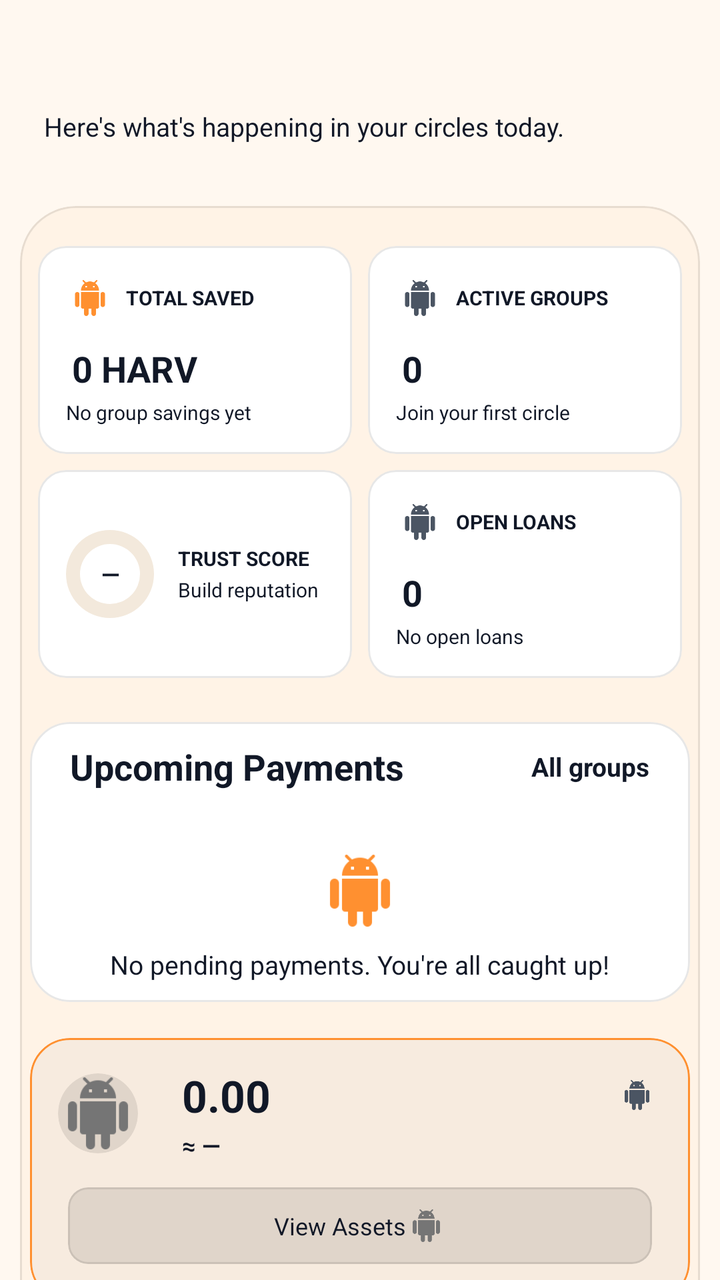
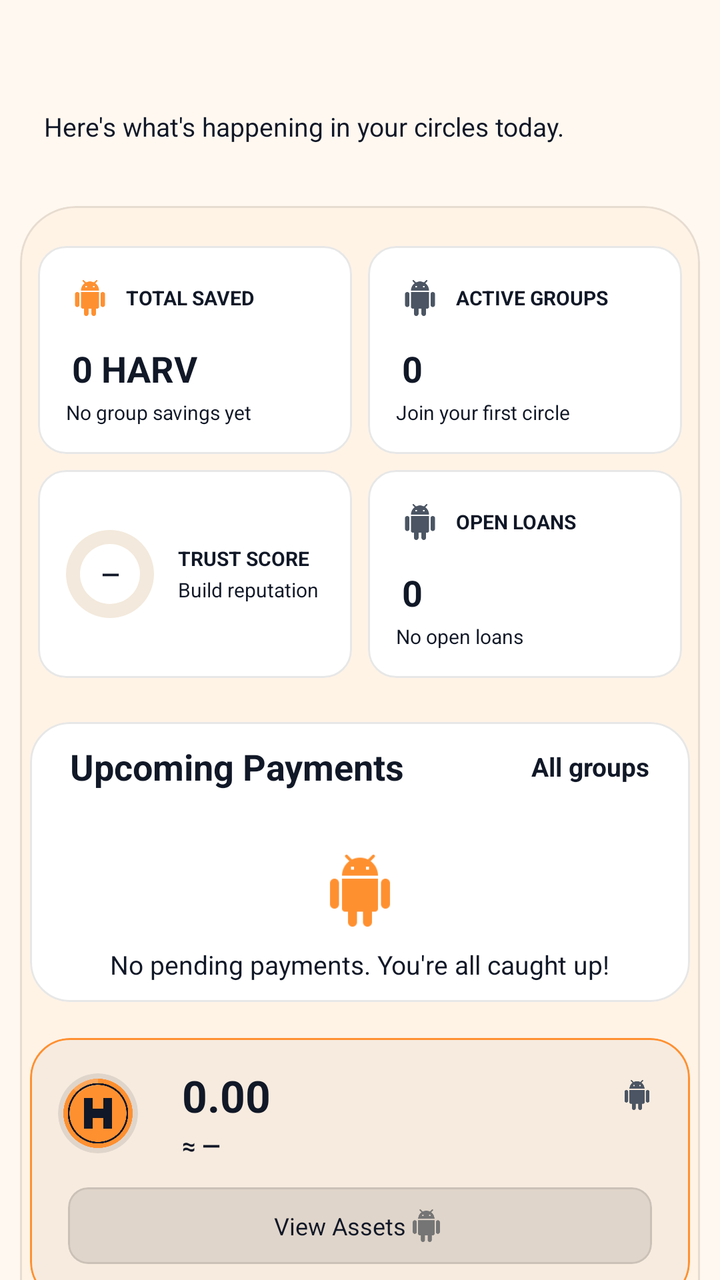

An Android layout rendered at two revisions. The XML below is the earlier revision; the diff shows what the commit changed to produce the second picture.
<!-- AndroidManifest.xml: application theme AppTheme -->
<!-- res/layout/home_fragment.xml -->
<LinearLayout
	xmlns:android="http://schemas.android.com/apk/res/android"
	xmlns:app="http://schemas.android.com/apk/res-auto"
	xmlns:tools="http://schemas.android.com/tools"
	android:layout_width="match_parent"
	android:layout_height="match_parent"
	android:orientation="vertical"
	android:background="@android:color/transparent"
	android:id="@+id/_main">
	<androidx.core.widget.NestedScrollView
		android:id="@+id/vscroll1"
		android:layout_width="match_parent"
		android:layout_height="match_parent"
		android:background="@android:color/transparent"
		android:fillViewport="true"
		android:overScrollMode="never">
		<LinearLayout
			android:id="@+id/linear2"
			android:layout_width="match_parent"
			android:layout_height="wrap_content"
			android:orientation="vertical">
			<LinearLayout
				android:id="@+id/linear194"
				android:layout_width="match_parent"
				android:layout_height="wrap_content"
				android:paddingLeft="22dp"
				android:paddingTop="18dp"
				android:paddingRight="22dp"
				android:paddingBottom="16dp"
				android:gravity="center_vertical"
				android:orientation="horizontal">
				<LinearLayout
					android:id="@+id/linear36"
					android:layout_width="0dp"
					android:layout_height="wrap_content"
					android:orientation="vertical"
					android:layout_weight="1">
					<TextView
						android:id="@+id/textview3"
						android:layout_width="match_parent"
						android:layout_height="wrap_content"
						android:textSize="24sp"
						android:textStyle="bold" />
					<TextView
						android:id="@+id/textview4"
						android:layout_width="match_parent"
						android:layout_height="wrap_content"
						android:layout_marginTop="4dp"
						android:text="Here's what's happening in your circles today."
						android:textSize="13sp" />
				</LinearLayout>
				<TextView
					android:id="@+id/textview2"
					android:layout_width="wrap_content"
					android:layout_height="wrap_content"
					android:textSize="12sp"
					android:textStyle="bold"
					android:gravity="end" />
			</LinearLayout>
			<com.google.android.material.card.MaterialCardView
				android:id="@+id/cardview28"
				android:layout_width="match_parent"
				android:layout_height="match_parent"
				android:layout_marginLeft="10dp"
				android:layout_marginTop="15dp"
				android:layout_marginRight="10dp"
				android:layout_marginBottom="10dp"
				app:cardBackgroundColor="@color/colorSurfaceAlt"
				app:cardCornerRadius="28dp"
				app:cardElevation="0dp"
				app:strokeWidth="1dp"
				app:strokeColor="@color/whiteFaint10">
				<LinearLayout
					android:id="@+id/linear217"
					android:layout_width="match_parent"
					android:layout_height="match_parent"
					android:paddingLeft="5dp"
					android:paddingTop="16dp"
					android:paddingRight="5dp"
					android:paddingBottom="5dp"
					android:gravity="bottom"
					android:orientation="vertical">
					<LinearLayout
						android:id="@+id/linear200"
						android:layout_width="0dp"
						android:layout_height="0dp"
						android:visibility="gone" />
					<LinearLayout
						android:id="@+id/layout_metric_grid"
						android:layout_width="match_parent"
						android:layout_height="wrap_content"
						android:orientation="vertical">
						<LinearLayout
							android:id="@+id/linear37"
							android:layout_width="match_parent"
							android:layout_height="wrap_content"
							android:orientation="horizontal">
							<com.google.android.material.card.MaterialCardView
								android:id="@+id/card_total_saved"
								android:layout_width="0dp"
								android:layout_height="wrap_content"
								android:layout_margin="4dp"
								app:cardBackgroundColor="@color/colorSurface"
								android:layout_weight="1"
								app:cardCornerRadius="14dp"
								app:cardElevation="0dp"
								app:strokeWidth="1dp"
								app:strokeColor="@color/whiteFaint10">
								<LinearLayout
									android:id="@+id/linear198"
									android:layout_width="match_parent"
									android:layout_height="wrap_content"
									android:padding="14dp"
									android:orientation="vertical">
									<LinearLayout
										android:id="@+id/linear38"
										android:layout_width="match_parent"
										android:layout_height="wrap_content"
										android:gravity="center_vertical"
										android:orientation="horizontal">
										<ImageView
											android:id="@+id/imageview58"
											android:layout_width="24dp"
											android:layout_height="24dp"
											android:padding="3dp"
											android:src="@drawable/default_image"
											android:scaleType="centerInside"
											app:tint="@color/colorAccent" />
										<TextView
											android:id="@+id/textview205"
											android:layout_width="wrap_content"
											android:layout_height="wrap_content"
											android:text="TOTAL SAVED"
											android:textSize="10sp"
											android:textStyle="bold"
											android:layout_marginStart="6dp" />
									</LinearLayout>
									<LinearLayout
										android:id="@+id/linear219"
										android:layout_width="match_parent"
										android:layout_height="wrap_content"
										android:layout_marginTop="8dp"
										android:orientation="vertical">
										<TextView
											android:id="@+id/text_val_saved"
											android:layout_width="match_parent"
											android:layout_height="wrap_content"
											android:padding="3dp"
											android:text="0 HARV"
											android:textSize="18sp"
											android:textStyle="bold"
											android:singleLine="true" />
										<TextView
											android:id="@+id/text_sub_saved"
											android:layout_width="match_parent"
											android:layout_height="wrap_content"
											android:text="No group savings yet"
											android:textSize="10sp" />
									</LinearLayout>
								</LinearLayout>
							</com.google.android.material.card.MaterialCardView>
							<com.google.android.material.card.MaterialCardView
								android:id="@+id/card_active_groups"
								android:layout_width="0dp"
								android:layout_height="match_parent"
								android:layout_margin="4dp"
								app:cardBackgroundColor="@color/colorSurface"
								android:layout_weight="1"
								app:cardCornerRadius="14dp"
								app:cardElevation="0dp"
								app:strokeWidth="1dp"
								app:strokeColor="@color/whiteFaint10">
								<LinearLayout
									android:id="@+id/linear196"
									android:layout_width="match_parent"
									android:layout_height="match_parent"
									android:padding="14dp"
									android:orientation="vertical">
									<LinearLayout
										android:id="@+id/linear39"
										android:layout_width="match_parent"
										android:layout_height="wrap_content"
										android:gravity="center_vertical"
										android:orientation="horizontal">
										<ImageView
											android:id="@+id/imageview57"
											android:layout_width="24dp"
											android:layout_height="24dp"
											android:padding="3dp"
											android:src="@drawable/default_image"
											android:scaleType="centerInside"
											app:tint="@color/colorTextSecondary" />
										<TextView
											android:id="@+id/textview204"
											android:layout_width="wrap_content"
											android:layout_height="wrap_content"
											android:text="ACTIVE GROUPS"
											android:textSize="10sp"
											android:textStyle="bold"
											android:layout_marginStart="6dp" />
									</LinearLayout>
									<LinearLayout
										android:id="@+id/linear218"
										android:layout_width="match_parent"
										android:layout_height="wrap_content"
										android:layout_marginTop="8dp"
										android:orientation="vertical">
										<TextView
											android:id="@+id/text_val_groups"
											android:layout_width="match_parent"
											android:layout_height="wrap_content"
											android:padding="3dp"
											android:text="0"
											android:textSize="18sp"
											android:textStyle="bold" />
										<TextView
											android:id="@+id/text_sub_groups"
											android:layout_width="match_parent"
											android:layout_height="wrap_content"
											android:text="Join your first circle"
											android:textSize="10sp" />
									</LinearLayout>
								</LinearLayout>
							</com.google.android.material.card.MaterialCardView>
						</LinearLayout>
						<LinearLayout
							android:id="@+id/linear40"
							android:layout_width="match_parent"
							android:layout_height="wrap_content"
							android:orientation="horizontal">
							<com.google.android.material.card.MaterialCardView
								android:id="@+id/card_trust_score"
								android:layout_width="0dp"
								android:layout_height="match_parent"
								android:layout_margin="4dp"
								app:cardBackgroundColor="@color/colorSurface"
								android:layout_weight="1"
								app:cardCornerRadius="14dp"
								app:cardElevation="0dp"
								app:strokeWidth="1dp"
								app:strokeColor="@color/whiteFaint10">
								<LinearLayout
									android:id="@+id/linear201"
									android:layout_width="match_parent"
									android:layout_height="match_parent"
									android:padding="12dp"
									android:gravity="center_vertical"
									android:orientation="horizontal">
									<FrameLayout
										android:id="@+id/linear202"
										android:layout_width="48dp"
										android:layout_height="48dp">
										<ProgressBar
											android:id="@+id/ring_trust_score"
											android:layout_width="match_parent"
											android:layout_height="match_parent"
											android:indeterminate="false"
											style="?android:progressBarStyleHorizontal"
											android:progressDrawable="@drawable/trust_ring_progress" />
										<TextView
											android:id="@+id/text_val_trust"
											android:layout_width="match_parent"
											android:layout_height="match_parent"
											android:gravity="center_horizontal|center_vertical"
											android:text="—"
											android:textSize="12sp"
											android:textStyle="bold" />
									</FrameLayout>
									<LinearLayout
										android:id="@+id/linear215"
										android:layout_width="0dp"
										android:layout_height="wrap_content"
										android:orientation="vertical"
										android:layout_weight="1"
										android:layout_marginStart="10dp">
										<TextView
											android:id="@+id/textview206"
											android:layout_width="wrap_content"
											android:layout_height="wrap_content"
											android:text="TRUST SCORE"
											android:textSize="10sp"
											android:textStyle="bold" />
										<TextView
											android:id="@+id/text_sub_trust"
											android:layout_width="match_parent"
											android:layout_height="wrap_content"
											android:layout_marginTop="2dp"
											android:text="Build reputation"
											android:textSize="10sp" />
									</LinearLayout>
								</LinearLayout>
							</com.google.android.material.card.MaterialCardView>
							<com.google.android.material.card.MaterialCardView
								android:id="@+id/card_open_loans"
								android:layout_width="0dp"
								android:layout_height="match_parent"
								android:layout_margin="4dp"
								app:cardBackgroundColor="@color/colorSurface"
								android:layout_weight="1"
								app:cardCornerRadius="14dp"
								app:cardElevation="0dp"
								app:strokeWidth="1dp"
								app:strokeColor="@color/whiteFaint10">
								<LinearLayout
									android:id="@+id/linear203"
									android:layout_width="match_parent"
									android:layout_height="match_parent"
									android:padding="14dp"
									android:orientation="vertical">
									<LinearLayout
										android:id="@+id/linear41"
										android:layout_width="match_parent"
										android:layout_height="wrap_content"
										android:gravity="center_vertical"
										android:orientation="horizontal">
										<ImageView
											android:id="@+id/imageview59"
											android:layout_width="24dp"
											android:layout_height="24dp"
											android:padding="3dp"
											android:src="@drawable/default_image"
											android:scaleType="centerInside"
											app:tint="@color/colorTextSecondary" />
										<TextView
											android:id="@+id/textview207"
											android:layout_width="wrap_content"
											android:layout_height="wrap_content"
											android:text="OPEN LOANS"
											android:textSize="10sp"
											android:textStyle="bold"
											android:layout_marginStart="6dp" />
									</LinearLayout>
									<LinearLayout
										android:id="@+id/linear220"
										android:layout_width="match_parent"
										android:layout_height="wrap_content"
										android:layout_marginTop="8dp"
										android:orientation="vertical">
										<TextView
											android:id="@+id/text_val_loans"
											android:layout_width="match_parent"
											android:layout_height="wrap_content"
											android:padding="3dp"
											android:text="0"
											android:textSize="18sp"
											android:textStyle="bold" />
										<TextView
											android:id="@+id/text_sub_loans"
											android:layout_width="match_parent"
											android:layout_height="wrap_content"
											android:text="No open loans"
											android:textSize="10sp" />
									</LinearLayout>
								</LinearLayout>
							</com.google.android.material.card.MaterialCardView>
						</LinearLayout>
					</LinearLayout>
					<com.google.android.material.card.MaterialCardView
						android:id="@+id/cardview1"
						android:layout_width="match_parent"
						android:layout_height="wrap_content"
						android:layout_marginTop="18dp"
						app:cardBackgroundColor="@color/colorSurface"
						app:cardCornerRadius="20dp"
						app:cardElevation="0dp"
						app:strokeWidth="1dp"
						app:strokeColor="@color/whiteFaint10">
						<LinearLayout
							android:id="@+id/linear209"
							android:layout_width="match_parent"
							android:layout_height="wrap_content"
							android:paddingTop="10dp"
							android:orientation="vertical">
							<LinearLayout
								android:id="@+id/linear210"
								android:layout_width="match_parent"
								android:layout_height="wrap_content"
								android:layout_marginLeft="20dp"
								android:layout_marginRight="20dp"
								android:gravity="center_vertical"
								android:orientation="horizontal">
								<TextView
									android:id="@+id/textview212"
									android:layout_width="0dp"
									android:layout_height="wrap_content"
									android:text="Upcoming Payments"
									android:textSize="18sp"
									android:textStyle="bold"
									android:layout_weight="1" />
								<TextView
									android:id="@+id/textview6"
									android:layout_width="wrap_content"
									android:layout_height="wrap_content"
									android:text="All groups"
									android:textSize="13sp"
									android:textStyle="bold" />
							</LinearLayout>
							<LinearLayout
								android:id="@+id/linear_upcoming_payments"
								android:layout_width="match_parent"
								android:layout_height="wrap_content"
								android:layout_marginTop="12dp"
								android:orientation="vertical" />
							<LinearLayout
								android:id="@+id/linear7"
								android:layout_width="match_parent"
								android:layout_height="wrap_content"
								android:layout_marginLeft="10dp"
								android:layout_marginRight="10dp"
								android:paddingTop="20dp"
								android:paddingBottom="10dp"
								android:gravity="center_horizontal|center_vertical"
								android:orientation="vertical"
								android:visibility="visible">
								<ImageView
									android:id="@+id/imageview54"
									android:layout_width="36dp"
									android:layout_height="36dp"
									android:src="@drawable/default_image"
									android:scaleType="centerInside"
									app:tint="@color/colorAccent" />
								<TextView
									android:id="@+id/textview213"
									android:layout_width="wrap_content"
									android:layout_height="wrap_content"
									android:layout_marginTop="10dp"
									android:text="No pending payments. You're all caught up!"
									android:textSize="13sp" />
							</LinearLayout>
						</LinearLayout>
					</com.google.android.material.card.MaterialCardView>
					<com.google.android.material.card.MaterialCardView
						android:id="@+id/cardview4"
						android:layout_width="match_parent"
						android:layout_height="wrap_content"
						android:layout_marginTop="18dp"
						app:cardBackgroundColor="@color/darkFaint10"
						app:cardCornerRadius="20dp"
						app:cardElevation="0dp"
						app:strokeWidth="1dp"
						app:strokeColor="@color/colorAccent">
						<LinearLayout
							android:id="@+id/linear30"
							android:layout_width="match_parent"
							android:layout_height="wrap_content"
							android:padding="14dp"
							android:orientation="vertical">
							<LinearLayout
								android:id="@+id/linear42"
								android:layout_width="match_parent"
								android:layout_height="wrap_content"
								android:orientation="vertical">
								<LinearLayout
									android:id="@+id/linear206"
									android:layout_width="match_parent"
									android:layout_height="wrap_content"
									android:gravity="center_vertical"
									android:orientation="horizontal"
									android:layout_gravity="center_vertical">
									<androidx.cardview.widget.CardView
										android:id="@+id/cardview27"
										android:layout_width="40dp"
										android:layout_height="40dp"
										android:layout_marginRight="10dp"
										app:cardBackgroundColor="@color/whiteFaint10"
										app:cardCornerRadius="360dp"
										app:cardElevation="0dp">
										<ImageView
											android:id="@+id/imageview53"
											android:layout_width="match_parent"
											android:layout_height="match_parent"
											android:padding="2dp"
											android:src="@drawable/default_image"
											android:scaleType="fitCenter" />
									</androidx.cardview.widget.CardView>
									<LinearLayout
										android:id="@+id/linear207"
										android:layout_width="0dp"
										android:layout_height="wrap_content"
										android:orientation="vertical"
										android:layout_weight="1"
										android:layout_marginStart="12dp">
										<LinearLayout
											android:id="@+id/linear208"
											android:layout_width="match_parent"
											android:layout_height="wrap_content"
											android:orientation="vertical"
											android:layout_weight="1">
											<LinearLayout
												android:id="@+id/linear225"
												android:layout_width="match_parent"
												android:layout_height="wrap_content"
												android:gravity="center_vertical"
												android:orientation="horizontal"
												android:layout_weight="1">
												<TextView
													android:id="@+id/tv_harv_balance"
													android:layout_width="wrap_content"
													android:layout_height="wrap_content"
													android:gravity="center_vertical"
													android:text="0.00"
													android:textSize="22sp"
													android:textStyle="bold"
													android:textColor="@color/colorTextPrimary"
													android:singleLine="true"
													android:layout_gravity="center_horizontal|center_vertical"
													android:layout_weight="1" />
												<ImageView
													android:id="@+id/imageview61"
													android:layout_width="15dp"
													android:layout_height="15dp"
													android:layout_margin="5dp"
													android:src="@drawable/default_image"
													android:scaleType="centerInside"
													app:tint="@color/colorTextSecondary" />
											</LinearLayout>
											<TextView
												android:id="@+id/tv_local_currency_eqv"
												android:layout_width="wrap_content"
												android:layout_height="wrap_content"
												android:layout_marginTop="2dp"
												android:text="≈ —"
												android:textSize="12sp"
												android:textStyle="bold"
												android:singleLine="true"
												android:layout_gravity="bottom" />
										</LinearLayout>
									</LinearLayout>
								</LinearLayout>
							</LinearLayout>
							<TextView
								android:id="@+id/textview5"
								android:layout_width="0dp"
								android:layout_height="0dp"
								android:textSize="12sp"
								android:visibility="gone" />
							<LinearLayout
								android:id="@+id/linear221"
								android:layout_width="match_parent"
								android:layout_height="wrap_content"
								android:layout_marginTop="8dp"
								android:gravity="center_vertical"
								android:orientation="horizontal">
								<LinearLayout
									android:id="@+id/linear223"
									android:layout_width="wrap_content"
									android:layout_height="wrap_content"
									android:padding="5dp"
									android:orientation="horizontal"
									android:layout_weight="1">
									<com.google.android.material.card.MaterialCardView
										android:id="@+id/cardview32"
										android:layout_width="wrap_content"
										android:layout_height="wrap_content"
										app:cardBackgroundColor="@color/whiteFaint10"
										android:layout_weight="1"
										app:cardCornerRadius="10dp"
										app:cardElevation="0dp"
										app:strokeWidth="1dp"
										app:strokeColor="@color/whiteFaint10">
										<LinearLayout
											android:id="@+id/linear222"
											android:layout_width="match_parent"
											android:layout_height="wrap_content"
											android:padding="6dp"
											android:gravity="center_horizontal|center_vertical"
											android:orientation="horizontal">
											<TextView
												android:id="@+id/textview220"
												android:layout_width="wrap_content"
												android:layout_height="wrap_content"
												android:paddingTop="5dp"
												android:paddingBottom="5dp"
												android:text="View Assets"
												android:textSize="12sp"
												android:textColor="@color/colorTextPrimary" />
											<ImageView
												android:id="@+id/imageview60"
												android:layout_width="20dp"
												android:layout_height="match_parent"
												android:paddingTop="5dp"
												android:paddingBottom="5dp"
												android:src="@drawable/default_image"
												android:scaleType="centerInside" />
										</LinearLayout>
									</com.google.android.material.card.MaterialCardView>
								</LinearLayout>
							</LinearLayout>
						</LinearLayout>
					</com.google.android.material.card.MaterialCardView>
					<com.google.android.material.card.MaterialCardView
						android:id="@+id/cardview2"
						android:layout_width="match_parent"
						android:layout_height="wrap_content"
						android:layout_marginTop="18dp"
						app:cardBackgroundColor="@color/colorSurface"
						app:cardCornerRadius="20dp"
						app:cardElevation="0dp"
						app:strokeWidth="1dp"
						app:strokeColor="@color/whiteFaint10">
						<LinearLayout
							android:id="@+id/linear211"
							android:layout_width="match_parent"
							android:layout_height="wrap_content"
							android:paddingTop="10dp"
							android:orientation="vertical">
							<LinearLayout
								android:id="@+id/linear212"
								android:layout_width="match_parent"
								android:layout_height="wrap_content"
								android:layout_marginLeft="20dp"
								android:layout_marginRight="20dp"
								android:gravity="center_vertical"
								android:orientation="horizontal">
								<ImageView
									android:id="@+id/imageview55"
									android:layout_width="24dp"
									android:layout_height="24dp"
									android:src="@drawable/default_image"
									android:scaleType="centerInside"
									app:tint="@color/colorAccent" />
								<TextView
									android:id="@+id/textview214"
									android:layout_width="wrap_content"
									android:layout_height="wrap_content"
									android:text="Learn Hub"
									android:textSize="18sp"
									android:textStyle="bold"
									android:layout_marginStart="10dp" />
							</LinearLayout>
							<TextView
								android:id="@+id/textview215"
								android:layout_width="match_parent"
								android:layout_height="wrap_content"
								android:layout_marginLeft="10dp"
								android:layout_marginTop="6dp"
								android:layout_marginRight="10dp"
								android:text="Community knowledge · Finance trends"
								android:textSize="13sp" />
							<LinearLayout
								android:id="@+id/linear_learn_hub"
								android:layout_width="match_parent"
								android:layout_height="wrap_content"
								android:layout_marginTop="12dp"
								android:orientation="vertical" />
							<TextView
								android:id="@+id/textview10"
								android:layout_width="wrap_content"
								android:layout_height="wrap_content"
								android:layout_marginLeft="10dp"
								android:layout_marginTop="12dp"
								android:layout_marginBottom="12dp"
								android:text="Open Learn Hub"
								android:textSize="14sp"
								android:textStyle="bold" />
						</LinearLayout>
					</com.google.android.material.card.MaterialCardView>
					<com.google.android.material.card.MaterialCardView
						android:id="@+id/cardview3"
						android:layout_width="match_parent"
						android:layout_height="wrap_content"
						android:layout_marginTop="18dp"
						app:cardBackgroundColor="@color/colorSurface"
						app:cardCornerRadius="20dp"
						app:cardElevation="0dp"
						app:strokeWidth="1dp"
						app:strokeColor="@color/whiteFaint10">
						<LinearLayout
							android:id="@+id/linear213"
							android:layout_width="match_parent"
							android:layout_height="wrap_content"
							android:paddingTop="10dp"
							android:orientation="vertical">
							<LinearLayout
								android:id="@+id/linear214"
								android:layout_width="match_parent"
								android:layout_height="wrap_content"
								android:layout_marginLeft="20dp"
								android:layout_marginRight="20dp"
								android:gravity="center_vertical"
								android:orientation="horizontal">
								<TextView
									android:id="@+id/textview216"
									android:layout_width="0dp"
									android:layout_height="wrap_content"
									android:text="Trending Public Groups"
									android:textSize="18sp"
									android:textStyle="bold"
									android:layout_weight="1" />
								<TextView
									android:id="@+id/textview12"
									android:layout_width="wrap_content"
									android:layout_height="wrap_content"
									android:text="Browse all"
									android:textSize="13sp"
									android:textStyle="bold" />
							</LinearLayout>
							<LinearLayout
								android:id="@+id/linear_trending_groups"
								android:layout_width="match_parent"
								android:layout_height="wrap_content"
								android:layout_marginTop="12dp"
								android:orientation="vertical" />
							<LinearLayout
								android:id="@+id/linear10"
								android:layout_width="match_parent"
								android:layout_height="wrap_content"
								android:layout_marginLeft="10dp"
								android:layout_marginRight="10dp"
								android:paddingTop="20dp"
								android:paddingBottom="10dp"
								android:gravity="center_horizontal|center_vertical"
								android:orientation="vertical"
								android:visibility="visible">
								<ImageView
									android:id="@+id/imageview56"
									android:layout_width="36dp"
									android:layout_height="36dp"
									android:src="@drawable/default_image"
									android:scaleType="centerInside"
									app:tint="@color/colorTextSecondary" />
								<TextView
									android:id="@+id/textview217"
									android:layout_width="wrap_content"
									android:layout_height="wrap_content"
									android:layout_marginTop="10dp"
									android:text="No public groups available. Create one!"
									android:textSize="13sp" />
							</LinearLayout>
						</LinearLayout>
					</com.google.android.material.card.MaterialCardView>
					<LinearLayout
						android:id="@+id/cardview29"
						android:layout_width="0dp"
						android:layout_height="0dp"
						android:visibility="gone" />
					<LinearLayout
						android:id="@+id/cardview30"
						android:layout_width="0dp"
						android:layout_height="0dp"
						android:visibility="gone" />
					<LinearLayout
						android:id="@+id/cardview31"
						android:layout_width="0dp"
						android:layout_height="0dp"
						android:visibility="gone" />
				</LinearLayout>
			</com.google.android.material.card.MaterialCardView>
		</LinearLayout>
	</androidx.core.widget.NestedScrollView>
</LinearLayout>
<!-- resources referenced by this layout -->
<resources>
  <color name="colorAccent">#FF9030</color>
  <color name="colorSurface">#FFFFFF</color>
  <color name="colorSurfaceAlt">#FFF3E6</color>
  <color name="colorTextPrimary">#111827</color>
  <color name="colorTextSecondary">#4B5563</color>
  <color name="darkFaint10">#08000000</color>
  <color name="whiteFaint10">#18000000</color>
  <!-- drawable trust_ring_progress (drawable) -->
  <layer-list xmlns:android="http://schemas.android.com/apk/res/android">
  	<item>
  		<shape android:shape="ring"
  			android:innerRadiusRatio="3.2"
  			android:thickness="7dp"
  			android:useLevel="false">
  			<solid android:color="@color/colorSurfaceRaised" />
  		</shape>
  	</item>
  	<item android:id="@android:id/progress">
  		<rotate
  			android:fromDegrees="270"
  			android:toDegrees="630"
  			android:pivotX="50%"
  			android:pivotY="50%">
  			<shape android:shape="ring"
  				android:innerRadiusRatio="3.2"
  				android:thickness="7dp"
  				android:useLevel="true">
  				<solid android:color="@color/colorAccent" />
  			</shape>
  		</rotate>
  	</item>
  </layer-list>
  <color name="colorSurfaceRaised">#F3E9DC</color>
  <style name="HarvannaTextView" parent="android:Widget.TextView">
          <item name="android:textColor">@color/colorTextPrimary</item>
      </style>
  <color name="colorTextOnAccent">#111827</color>
  <color name="colorAccentDark">#E57A14</color>
  <color name="colorError">#EF4444</color>
  <color name="colorTextPrimaryWhite">#FFFFFF</color>
  <color name="colorControlNormal">#6B7280</color>
  <color name="colorAccentRipple">#1AFF9030</color>
  <color name="colorAccentStroke">#33FF9030</color>
  <color name="colorAccentStrong">#B85F0A</color>
  <color name="colorBackground">#FFF8F0</color>
  <color name="colorTextTertiary">#6B7280</color>
  <style name="HarvannaDialogButton" parent="Widget.MaterialComponents.Button.TextButton.Dialog">
          <item name="android:textColor">@color/colorAccent</item>
          <item name="android:minHeight">48dp</item>
      </style>
  <style name="HarvannaBottomSheetStyle" parent="Widget.MaterialComponents.BottomSheet.Modal">
          <item name="backgroundTint">?attr/colorSurface</item>
          <item name="shapeAppearanceOverlay">@style/HarvannaBottomSheetShape</item>
      </style>
  <style name="HarvannaBottomSheetShape" parent="">
          <item name="cornerFamily">rounded</item>
          <item name="cornerSizeTopLeft">20dp</item>
          <item name="cornerSizeTopRight">20dp</item>
          <item name="cornerSizeBottomLeft">0dp</item>
          <item name="cornerSizeBottomRight">0dp</item>
      </style>
  <!-- unchanged entries left out for length: 4 -->
</resources>

<!-- the commit's change to res/layout/home_fragment.xml (unified diff, before → after) -->
@@ -470,7 +470,7 @@
 											android:layout_width="match_parent"
 											android:layout_height="match_parent"
 											android:padding="2dp"
-											android:src="@drawable/default_image"
+											android:src="@drawable/ic_coin_harv"
 											android:scaleType="fitCenter" />
 									</androidx.cardview.widget.CardView>
 									<LinearLayout
<!-- resource entries referenced after the edit -->
@@ -7,6 +7,32 @@
   <color name="colorTextSecondary">#4B5563</color>
   <color name="darkFaint10">#08000000</color>
   <color name="whiteFaint10">#18000000</color>
+  <!-- drawable ic_coin_harv (drawable) -->
+  <?xml version="1.0" encoding="utf-8"?>
+  <vector xmlns:android="http://schemas.android.com/apk/res/android"
+      android:width="108dp"
+      android:height="108dp"
+      android:viewportWidth="108"
+      android:viewportHeight="108">
+      
+      <path
+          android:fillColor="#FF9030"
+          android:pathData="M54,2a52,52 0,1 0,0.001 0z" />
+      
+      <path
+          android:fillColor="#33FFFFFF"
+          android:pathData="M54,2A52,52 0,0 0,17.2 17.2L24.5,24.5A41.7,41.7 0,0 1,54 12.3z" />
+      
+      <path
+          android:fillColor="#00000000"
+          android:strokeColor="#111827"
+          android:strokeWidth="2.6"
+          android:pathData="M54,10a44,44 0,1 0,0.001 0z" />
+      
+      <path
+          android:fillColor="#111827"
+          android:pathData="M33,31h13v16h16V31h13v46H62V61H46v16H33z" />
+  </vector>
   <!-- drawable trust_ring_progress (drawable) -->
   <layer-list xmlns:android="http://schemas.android.com/apk/res/android">
   	<item>
